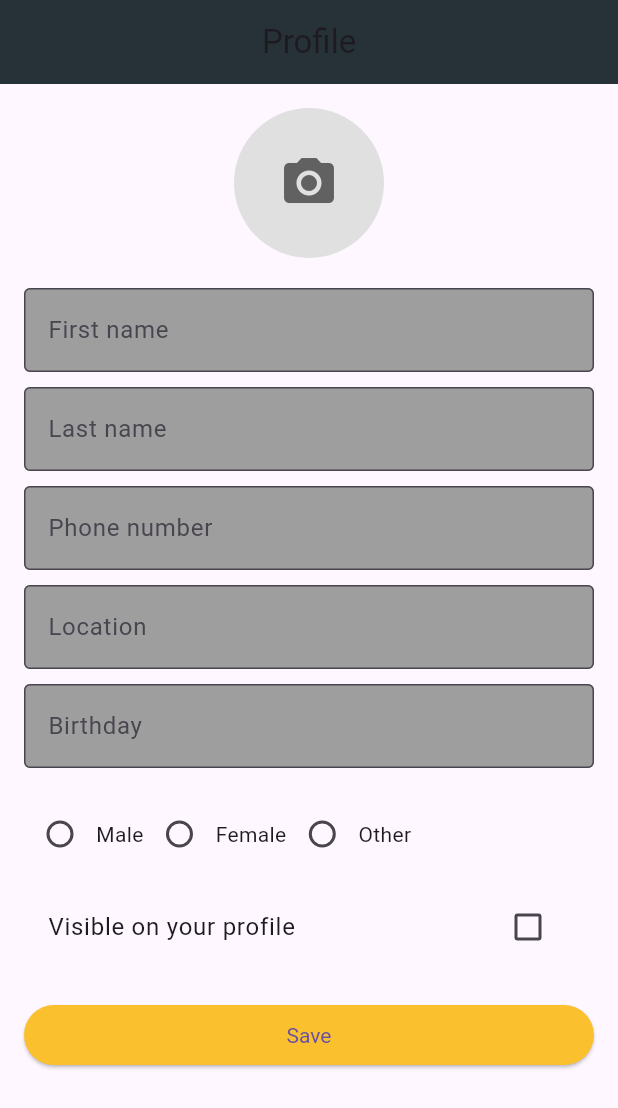
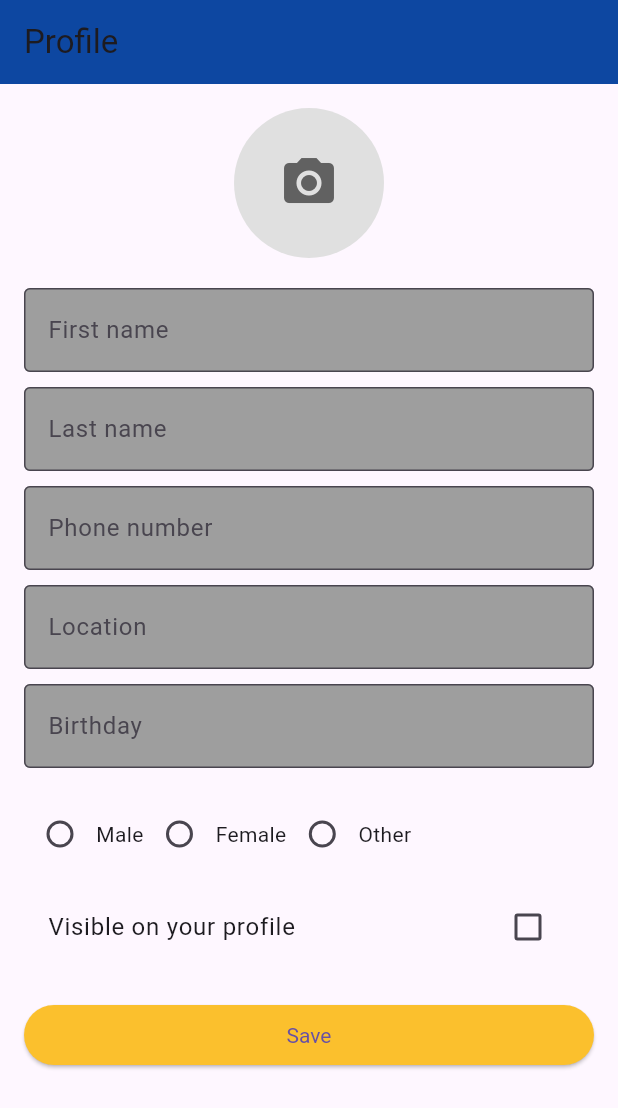
Before and after one commit to Atzee7/sosmed, a Flutter app: the screen it shows after launch, on a phone screen of 412 x 824 dp. Shown: the top 1108 px of the screen. Run offline on Flutter 3.47's test engine with Material 3 defaults, Android fonts, the phone set to English and light mode, and no system bars; our stand-ins replace get.

Commit message:
first commit

```diff
--- a/lib/app/modules/home/views/home_view.dart
+++ b/lib/app/modules/home/views/home_view.dart
@@ -10,8 +10,8 @@ class HomeView extends GetView<HomeController> {
     return Scaffold(
       appBar: AppBar(
         title: const Text('Profile'),
-        centerTitle: true,
-        backgroundColor: Colors.blueGrey[900],
+        centerTitle: false,
+        backgroundColor: Colors.blue[900],
       ),
       body: Padding(
         padding: const EdgeInsets.all(16.0),
```
